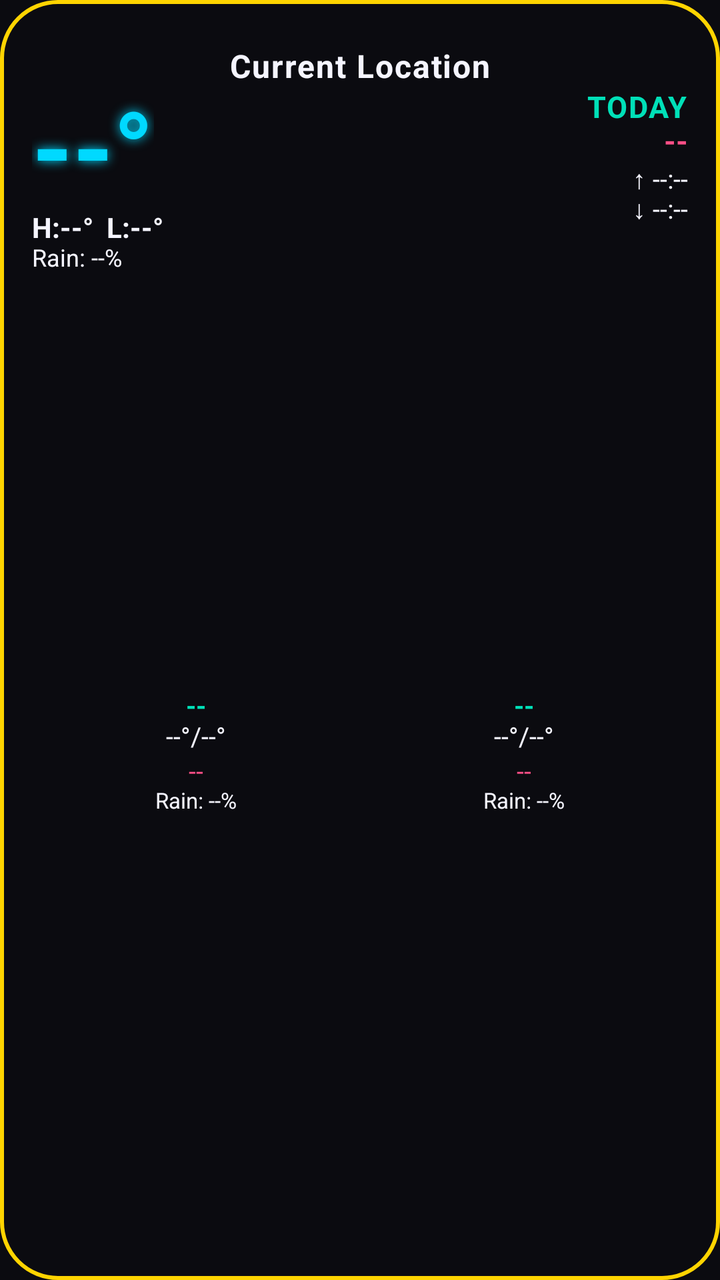
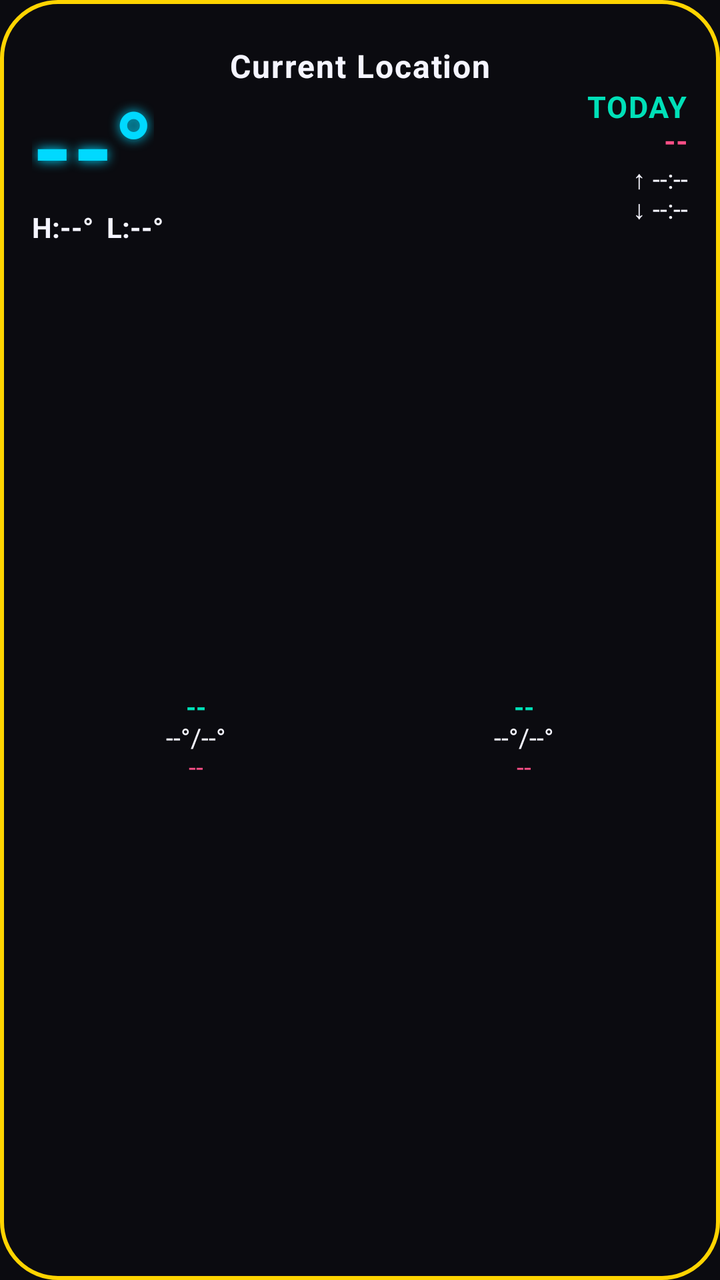

An Android layout rendered at two revisions. The XML below is the earlier revision; the diff shows what the commit changed to produce the second picture.
<!-- AndroidManifest.xml: application theme Theme.WeatherWidget -->
<!-- res/layout/widget_weather.xml -->
<?xml version="1.0" encoding="utf-8"?>
<LinearLayout xmlns:android="http://schemas.android.com/apk/res/android"
    android:id="@+id/weatherWidgetRoot"
    android:layout_width="match_parent"
    android:layout_height="match_parent"
    android:orientation="vertical"
    android:background="@drawable/widget_background"
    android:paddingTop="24dp"
    android:paddingBottom="16dp"
    android:paddingStart="16dp"
    android:paddingEnd="16dp">

    
    <TextView
        android:id="@+id/cityText"
        android:layout_width="match_parent"
        android:layout_height="wrap_content"
        android:gravity="center"
        android:includeFontPadding="false"
        android:textColor="@color/retro_white"
        android:textStyle="bold"
        android:letterSpacing="0.04"
        android:maxLines="1"
        android:ellipsize="end"
        android:textSize="16sp"
        android:text="@string/current_location" />

    
    <LinearLayout
        android:layout_width="match_parent"
        android:layout_height="wrap_content"
        android:orientation="horizontal"
        android:baselineAligned="false"
        android:layout_marginTop="2dp">

        
        <LinearLayout
            android:layout_width="0dp"
            android:layout_weight="1"
            android:layout_height="wrap_content"
            android:orientation="vertical"
            android:gravity="start">

            <TextView
                android:id="@+id/tempText"
                android:layout_width="wrap_content"
                android:layout_height="wrap_content"
                android:includeFontPadding="false"
                android:textColor="@color/retro_cyan"
                android:textSize="52sp"
                android:textStyle="bold"
                android:shadowColor="@color/retro_cyan"
                android:shadowDx="0"
                android:shadowDy="0"
                android:shadowRadius="14"
                android:text="--°" />

            <TextView
                android:id="@+id/todayHighLowText"
                android:layout_width="wrap_content"
                android:layout_height="wrap_content"
                android:includeFontPadding="false"
                android:textColor="@color/retro_white"
                android:textSize="14sp"
                android:textStyle="bold"
                android:maxLines="1"
                android:ellipsize="end"
                android:text="H:--°  L:--°" />

            <TextView
                android:id="@+id/todayRainText"
                android:layout_width="wrap_content"
                android:layout_height="wrap_content"
                android:includeFontPadding="false"
                android:textColor="@color/retro_white"
                android:textSize="12sp"
                android:maxLines="1"
                android:ellipsize="end"
                android:text="Rain: --%" />

        </LinearLayout>

        
        <LinearLayout
            android:layout_width="0dp"
            android:layout_weight="1"
            android:layout_height="wrap_content"
            android:orientation="vertical"
            android:gravity="end">

            <TextView
                android:id="@+id/todayLabelText"
                android:layout_width="wrap_content"
                android:layout_height="wrap_content"
                android:includeFontPadding="false"
                android:textColor="@color/retro_teal"
                android:textSize="15sp"
                android:textStyle="bold"
                android:letterSpacing="0.04"
                android:maxLines="1"
                android:ellipsize="end"
                android:text="@string/widget_today_label" />

            
            <TextView
                android:id="@+id/conditionText"
                android:layout_width="wrap_content"
                android:layout_height="wrap_content"
                android:layout_marginTop="-3dp"
                android:textColor="@color/retro_pink"
                android:textSize="15sp"
                android:textStyle="bold"
                android:maxLines="1"
                android:ellipsize="end"
                android:text="--" />

            
            <LinearLayout
                android:id="@+id/sunRow"
                android:layout_width="wrap_content"
                android:layout_height="wrap_content"
                android:orientation="vertical"
                android:gravity="end">

                <TextView
                    android:id="@+id/sunriseText"
                    android:layout_width="wrap_content"
                    android:layout_height="wrap_content"
                    android:includeFontPadding="false"
                    android:textColor="@color/retro_white"
                    android:textSize="13sp"
                    android:maxLines="1"
                    android:ellipsize="end"
                    android:text="↑ --:--" />

                <TextView
                    android:id="@+id/sunsetText"
                    android:layout_width="wrap_content"
                    android:layout_height="wrap_content"
                    android:layout_marginTop="-3dp"
                    android:includeFontPadding="false"
                    android:textColor="@color/retro_white"
                    android:textSize="13sp"
                    android:maxLines="1"
                    android:ellipsize="end"
                    android:text="↓ --:--" />

            </LinearLayout>

        </LinearLayout>

    </LinearLayout>

    
    <LinearLayout
        android:id="@+id/forecastRow"
        android:layout_width="match_parent"
        android:layout_height="0dp"
        android:layout_weight="1"
        android:layout_marginTop="8dp"
        android:orientation="horizontal">

        <LinearLayout
            android:layout_width="0dp"
            android:layout_weight="1"
            android:layout_height="match_parent"
            android:orientation="vertical"
            android:gravity="center">

            <TextView
                android:id="@+id/forecast1Day"
                android:layout_width="wrap_content"
                android:layout_height="wrap_content"
                android:includeFontPadding="false"
                android:textColor="@color/retro_teal"
                android:textStyle="bold"
                android:textSize="13sp"
                android:text="--" />

            <TextView
                android:id="@+id/forecast1HighLow"
                android:layout_width="wrap_content"
                android:layout_height="wrap_content"
                android:includeFontPadding="false"
                android:textColor="@color/retro_white"
                android:textSize="13sp"
                android:text="--°/--°" />

            
            <TextView
                android:id="@+id/forecast1Condition"
                android:layout_width="wrap_content"
                android:layout_height="wrap_content"
                android:textColor="@color/retro_pink"
                android:textSize="13sp"
                android:text="--" />

            <TextView
                android:id="@+id/forecast1Rain"
                android:layout_width="wrap_content"
                android:layout_height="wrap_content"
                android:includeFontPadding="false"
                android:textColor="@color/retro_white"
                android:textSize="11sp"
                android:text="Rain: --%" />

        </LinearLayout>

        <LinearLayout
            android:layout_width="0dp"
            android:layout_weight="1"
            android:layout_height="match_parent"
            android:orientation="vertical"
            android:gravity="center">

            <TextView
                android:id="@+id/forecast2Day"
                android:layout_width="wrap_content"
                android:layout_height="wrap_content"
                android:includeFontPadding="false"
                android:textColor="@color/retro_teal"
                android:textStyle="bold"
                android:textSize="13sp"
                android:text="--" />

            <TextView
                android:id="@+id/forecast2HighLow"
                android:layout_width="wrap_content"
                android:layout_height="wrap_content"
                android:includeFontPadding="false"
                android:textColor="@color/retro_white"
                android:textSize="13sp"
                android:text="--°/--°" />

            
            <TextView
                android:id="@+id/forecast2Condition"
                android:layout_width="wrap_content"
                android:layout_height="wrap_content"
                android:textColor="@color/retro_pink"
                android:textSize="13sp"
                android:text="--" />

            <TextView
                android:id="@+id/forecast2Rain"
                android:layout_width="wrap_content"
                android:layout_height="wrap_content"
                android:includeFontPadding="false"
                android:textColor="@color/retro_white"
                android:textSize="11sp"
                android:text="Rain: --%" />

        </LinearLayout>

    </LinearLayout>

    
    <TextView
        android:id="@+id/updatedText"
        android:layout_width="match_parent"
        android:layout_height="wrap_content"
        android:layout_marginTop="4dp"
        android:includeFontPadding="false"
        android:gravity="center"
        android:textColor="@color/retro_white_dim"
        android:textSize="10sp"
        android:maxLines="1"
        android:ellipsize="end"
        android:text="" />

</LinearLayout>
<!-- resources referenced by this layout -->
<resources>
  <color name="retro_cyan">#00D9FF</color>
  <color name="retro_pink">#FF4F87</color>
  <color name="retro_teal">#00E0B8</color>
  <color name="retro_white">#F5F5FF</color>
  <color name="retro_white_dim">#8C8C99</color>
  <!-- drawable widget_background (drawable) -->
  <?xml version="1.0" encoding="utf-8"?>
  <layer-list xmlns:android="http://schemas.android.com/apk/res/android">
      <item>
          <shape android:shape="rectangle">
              <solid android:color="@color/widget_bg" />
              <corners android:radius="@dimen/widget_corner_radius" />
          </shape>
      </item>
      <item>
          <shape android:shape="rectangle">
              <stroke
                  android:width="2dp"
                  android:color="@color/retro_yellow" />
              <corners android:radius="@dimen/widget_corner_radius" />
          </shape>
      </item>
  </layer-list>
  <string name="current_location">Current Location</string>
  <string name="widget_today_label">TODAY</string>
  <style name="Theme.WeatherWidget" parent="Theme.MaterialComponents.NoActionBar">
          <item name="colorPrimary">@color/retro_teal</item>
          <item name="colorPrimaryDark">@color/black</item>
          <item name="colorAccent">@color/retro_cyan</item>
          <item name="android:windowBackground">@color/widget_bg</item>
          <item name="android:textColorPrimary">@color/retro_white</item>
          <item name="android:textColorSecondary">@color/retro_white</item>
      </style>
  <color name="widget_bg">#0B0B10</color>
  <dimen name="widget_corner_radius">20dp</dimen>
  <color name="retro_yellow">#FFD400</color>
  <color name="black">#000000</color>
</resources>

<!-- the commit's change to res/layout/widget_weather.xml (unified diff, before → after) -->
@@ -67,17 +67,6 @@
                 android:ellipsize="end"
                 android:text="H:--°  L:--°" />
 
-            <TextView
-                android:id="@+id/todayRainText"
-                android:layout_width="wrap_content"
-                android:layout_height="wrap_content"
-                android:includeFontPadding="false"
-                android:textColor="@color/retro_white"
-                android:textSize="12sp"
-                android:maxLines="1"
-                android:ellipsize="end"
-                android:text="Rain: --%" />
-
         </LinearLayout>
 
         
@@ -191,44 +180,36 @@
                 android:id="@+id/forecast1Condition"
                 android:layout_width="wrap_content"
                 android:layout_height="wrap_content"
+                android:layout_marginTop="-3dp"
                 android:textColor="@color/retro_pink"
                 android:textSize="13sp"
                 android:text="--" />
 
-            <TextView
-                android:id="@+id/forecast1Rain"
+        </LinearLayout>
+
+        <LinearLayout
+            android:layout_width="0dp"
+            android:layout_weight="1"
+            android:layout_height="match_parent"
+            android:orientation="vertical"
+            android:gravity="center">
+
+            <TextView
+                android:id="@+id/forecast2Day"
+                android:layout_width="wrap_content"
+                android:layout_height="wrap_content"
+                android:includeFontPadding="false"
+                android:textColor="@color/retro_teal"
+                android:textStyle="bold"
+                android:textSize="13sp"
+                android:text="--" />
+
+            <TextView
+                android:id="@+id/forecast2HighLow"
                 android:layout_width="wrap_content"
                 android:layout_height="wrap_content"
                 android:includeFontPadding="false"
                 android:textColor="@color/retro_white"
-                android:textSize="11sp"
-                android:text="Rain: --%" />
-
-        </LinearLayout>
-
-        <LinearLayout
-            android:layout_width="0dp"
-            android:layout_weight="1"
-            android:layout_height="match_parent"
-            android:orientation="vertical"
-            android:gravity="center">
-
-            <TextView
-                android:id="@+id/forecast2Day"
-                android:layout_width="wrap_content"
-                android:layout_height="wrap_content"
-                android:includeFontPadding="false"
-                android:textColor="@color/retro_teal"
-                android:textStyle="bold"
-                android:textSize="13sp"
-                android:text="--" />
-
-            <TextView
-                android:id="@+id/forecast2HighLow"
-                android:layout_width="wrap_content"
-                android:layout_height="wrap_content"
-                android:includeFontPadding="false"
-                android:textColor="@color/retro_white"
                 android:textSize="13sp"
                 android:text="--°/--°" />
 
@@ -237,18 +218,10 @@
                 android:id="@+id/forecast2Condition"
                 android:layout_width="wrap_content"
                 android:layout_height="wrap_content"
+                android:layout_marginTop="-3dp"
                 android:textColor="@color/retro_pink"
                 android:textSize="13sp"
                 android:text="--" />
-
-            <TextView
-                android:id="@+id/forecast2Rain"
-                android:layout_width="wrap_content"
-                android:layout_height="wrap_content"
-                android:includeFontPadding="false"
-                android:textColor="@color/retro_white"
-                android:textSize="11sp"
-                android:text="Rain: --%" />
 
         </LinearLayout>
 
